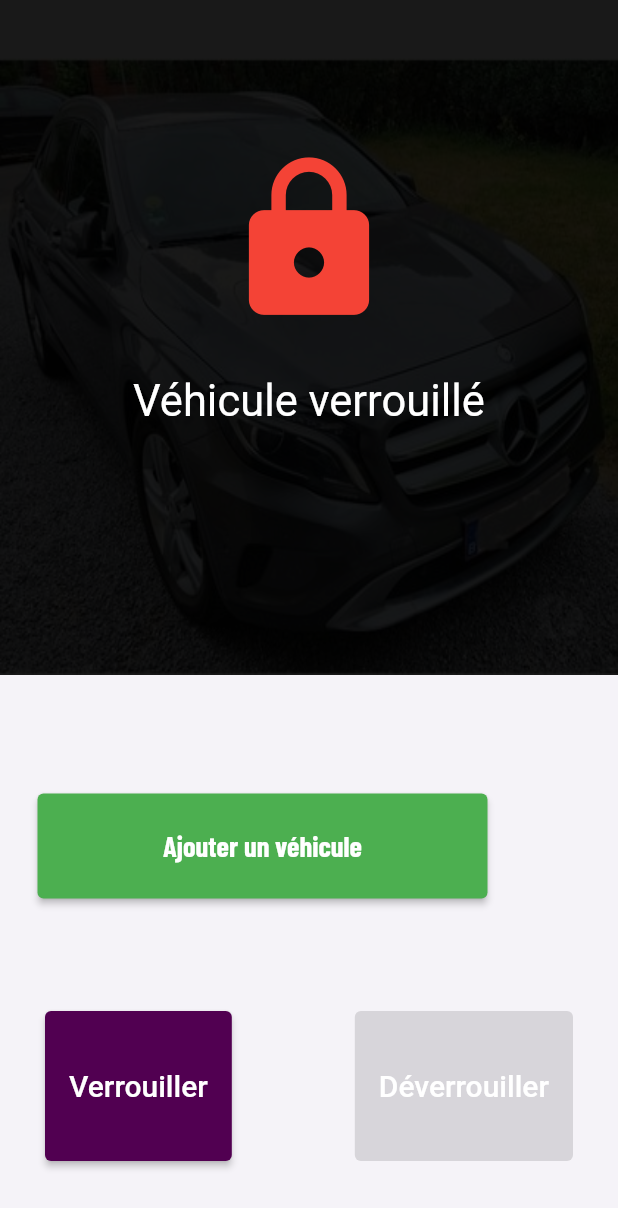
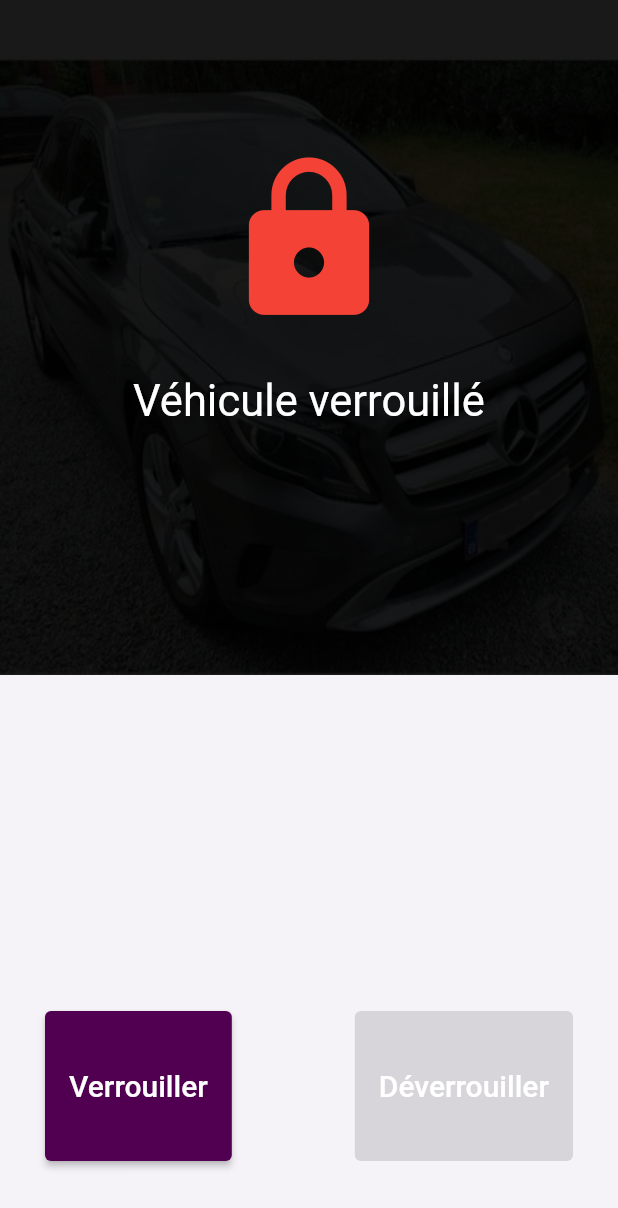
Before and after one commit to hena-ndombele/Fungola_app, a Flutter app: the ClePage screen opened directly, on a phone screen of 412 x 824 dp. Shown: the top 1208 px of the screen. Run offline on Flutter 3.47's test engine with Material 2 defaults, Android fonts, the phone set to English and light mode, and no system bars; our stand-ins replace badges, connectivity, firebase_auth, firebase_core, firebase_database, firebase_messaging and 4 more; accounts and stored records are empty.

Commit message:
Feat: Suppression du bouton ajouter un vehicule

```diff
--- a/lib/Pages/Page/ClePage.dart
+++ b/lib/Pages/Page/ClePage.dart
@@ -127,7 +127,7 @@ class _ClePageState extends State<ClePage> {
               ],
             ),
           ),
-          Positioned(
+         /* Positioned(
 
               bottom: 200,
               child: Container(
@@ -143,7 +143,7 @@ class _ClePageState extends State<ClePage> {
                       backgroundColor: Utils.COLOR_GREEN
                   ),
                 ),
-              )),
+              )),*/
           Positioned(
             bottom: 50,
             left: 30,
```
